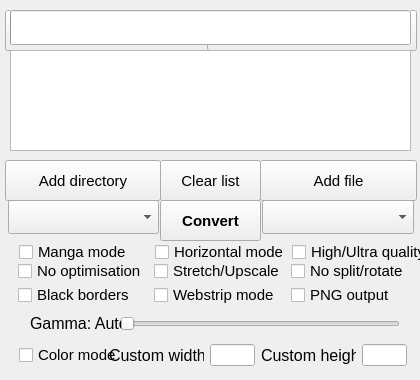
ciromattia/kcc, file KCC-OSX.ui: the form before one commit.
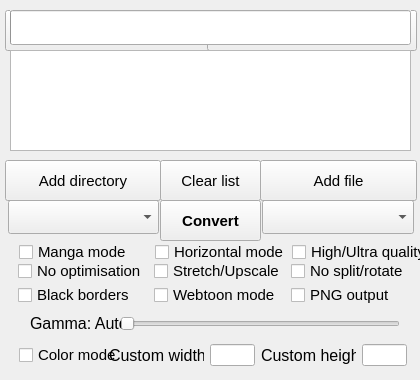
The form after the commit. Icons and pictures are not drawn.

Commit message: Web...toon mode improvements

What changed in the file:
```diff
--- a/KCC-OSX.ui
+++ b/KCC-OSX.ui
@@ -112,7 +112,7 @@
         <string>&lt;html&gt;&lt;head/&gt;&lt;body&gt;&lt;p&gt;&lt;span style=&quot; font-weight:600;&quot;&gt;EXPERIMENTAL!&lt;br/&gt;&lt;/span&gt;Enable auto-splitting of webstrips like &lt;span style=&quot; font-style:italic;&quot;&gt;Tower of God&lt;/span&gt; or &lt;span style=&quot; font-style:italic;&quot;&gt;Noblesse&lt;/span&gt;.&lt;br/&gt;Files with a low width, high height and vertical panel flow.&lt;/p&gt;&lt;/body&gt;&lt;/html&gt;</string>
        </property>
        <property name="text">
-        <string>Webstrip mode</string>
+        <string>Webtoon mode</string>
        </property>
       </widget>
      </item>
```
Left out of the diff: 4 changed lines with no effect on the pictures. Lines whose indentation alone changed are shown as unchanged. The commit also changes 7 other files.
